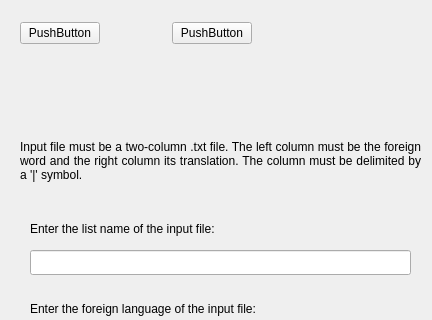
tombranfield/spaced_repeating_vocabulary, file src/gui/insert_from_file_window.ui: the form before one commit; both pictures show x 0 to 432 and y 0 to 320 of the 432 by 531 pixel window.
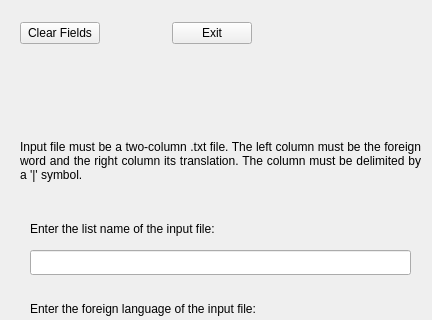
The form after the commit.

What changed in the file:
```diff
--- a/src/gui/insert_from_file_window.ui
+++ b/src/gui/insert_from_file_window.ui
@@ -159,7 +159,7 @@
     <item>
      <widget class="QPushButton" name="pushButton">
       <property name="text">
-       <string>PushButton</string>
+       <string>Clear Fields</string>
       </property>
      </widget>
     </item>
@@ -179,7 +179,7 @@
     <item>
      <widget class="QPushButton" name="pushButton_2">
       <property name="text">
-       <string>PushButton</string>
+       <string>Exit</string>
       </property>
      </widget>
     </item>
```
Left out of the diff: 12 changed lines with no effect on the pictures.
